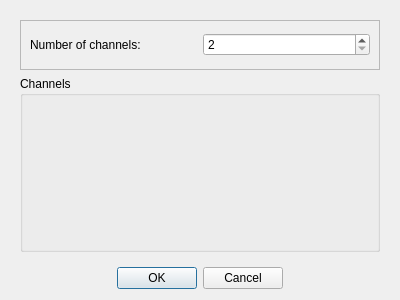
First picture: the form in Software/GUI/channels.ui, repository jcbedoyam/AbacusSoftware, before the edit.
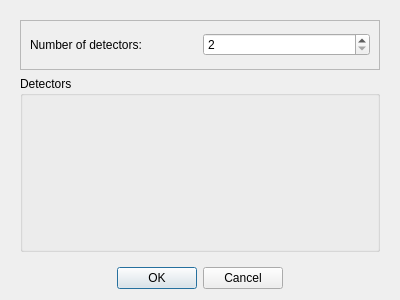
Second picture: the form after the edit.

Diff of the .ui file:
```diff
--- a/Software/GUI/channels.ui
+++ b/Software/GUI/channels.ui
@@ -41,7 +41,7 @@
          <item>
           <widget class="QLabel" name="label">
            <property name="text">
-            <string>Number of channels:</string>
+            <string>Number of detectors:</string>
            </property>
           </widget>
          </item>
@@ -67,7 +67,7 @@
       <item row="2" column="0">
        <widget class="QGroupBox" name="groupBox">
         <property name="title">
-         <string>Channels</string>
+         <string>Detectors</string>
         </property>
         <layout class="QVBoxLayout" name="verticalLayoutDetectors"/>
        </widget>
```
Left out of the diff: 2 changed lines with no effect on the pictures.
